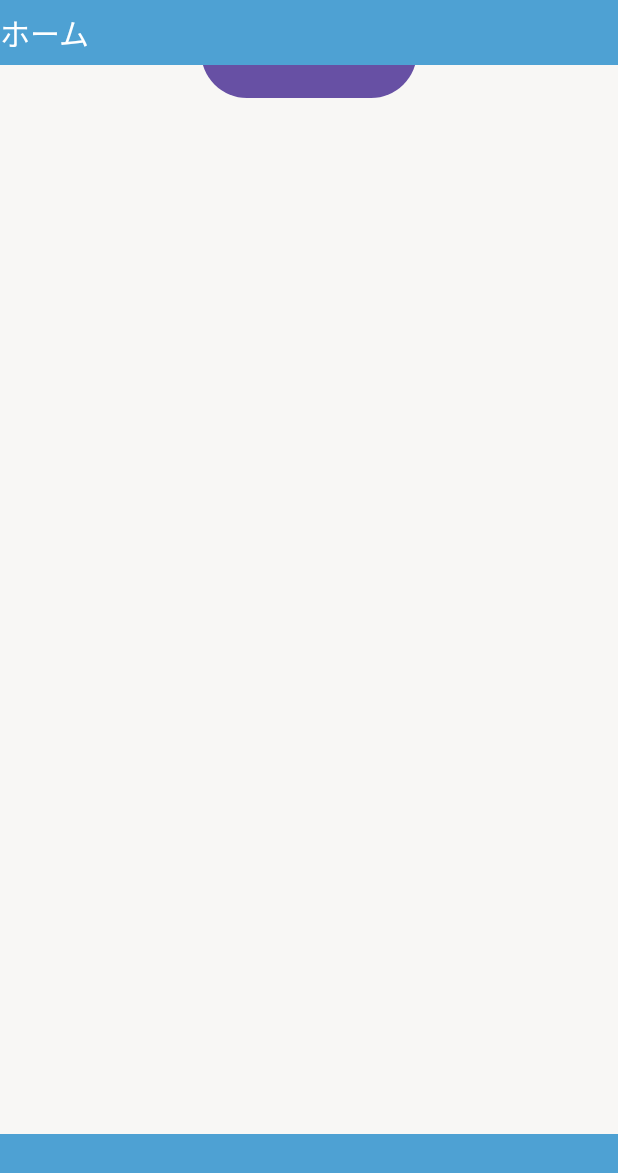
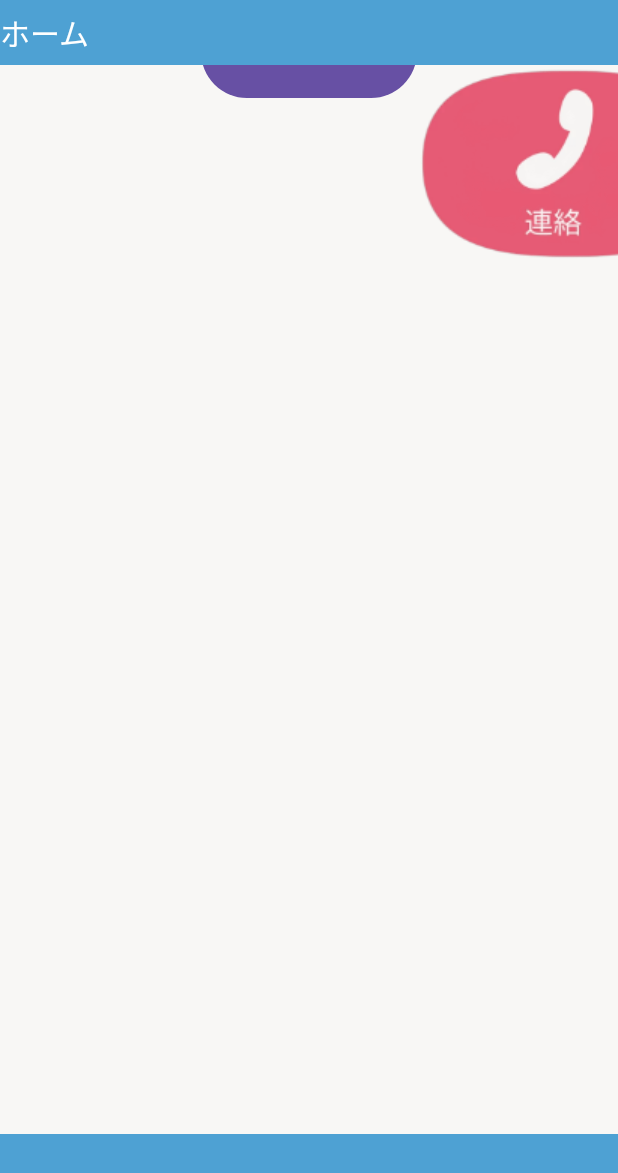
Before and after one commit to 2-projectD/ProjectB-teamD-2024, an Android app: the screen it shows after launch (MainActivity), on a phone screen of 412 x 824 dp. Shown: the top 1173 px of the screen. Run offline under Robolectric (Android 15) with nearby library versions, the phone set to English and light mode, and no system bars.

Commit message:
連絡ボタンの更新

```diff
--- a/app/src/main/res/layout/activity_main.xml
+++ b/app/src/main/res/layout/activity_main.xml
@@ -7,7 +7,6 @@
     android:layout_height="match_parent"
     android:background="#F8F7F5"
     tools:context=".MainActivity">
-
 
     <Button
         android:id="@+id/btnStart"
@@ -38,6 +37,7 @@
         app:layout_constraintEnd_toEndOf="parent"
         app:layout_constraintHorizontal_bias="0.521"
         app:layout_constraintStart_toStartOf="parent"
+        tools:ignore="MissingConstraints"
         tools:layout_editor_absoluteY="0dp" />
 
 
@@ -50,5 +50,17 @@
         android:textSize="20sp"
         app:layout_constraintBottom_toBottomOf="@+id/imageButton2"
         app:layout_constraintTop_toTopOf="parent"
-        tools:layout_editor_absoluteX="178dp" />
+        tools:layout_editor_absoluteX="178dp"
+        tools:ignore="MissingConstraints" />
+
+    <ImageButton
+        android:layout_width="133dp"
+        android:layout_height="130dp"
+        android:background="#00000000"
+        android:padding="0dp"
+        android:src="@drawable/phone"
+        app:layout_constraintEnd_toEndOf="parent"
+        app:layout_constraintTop_toBottomOf="@+id/imageButton2"
+        tools:ignore="MissingConstraints" />
+
 </androidx.constraintlayout.widget.ConstraintLayout>
```
